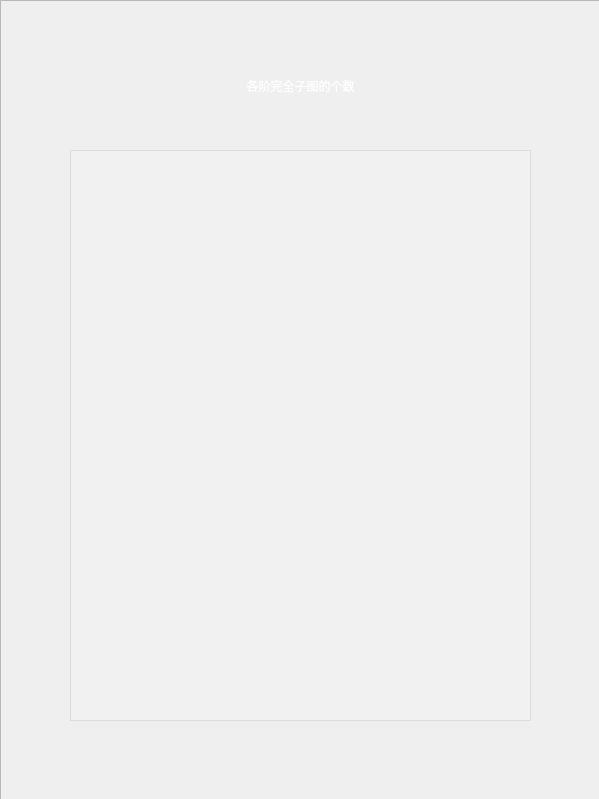
ChrisJaunes/DS_2020, file DS_2020/DS_2020_GUI/Cliques_Widget.ui: the form before one commit.
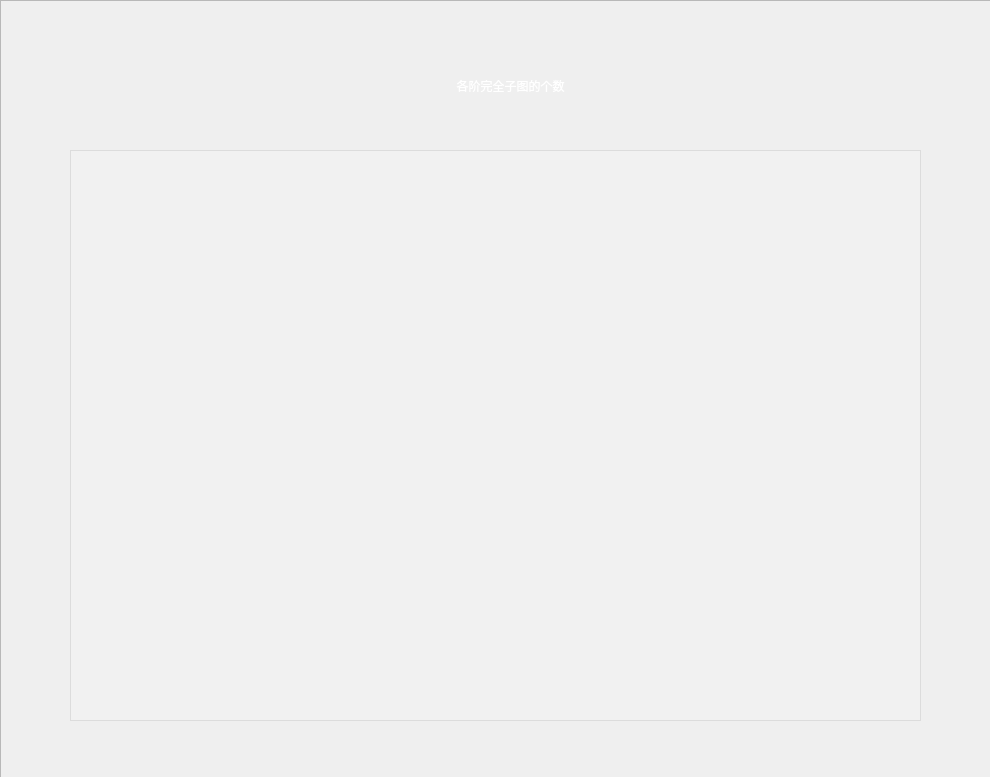
The form after the commit. Icons and pictures are not drawn.

Patch:
```diff
--- a/DS_2020/DS_2020_GUI/Cliques_Widget.ui
+++ b/DS_2020/DS_2020_GUI/Cliques_Widget.ui
@@ -6,8 +6,8 @@
    <rect>
     <x>0</x>
     <y>0</y>
-    <width>599</width>
-    <height>799</height>
+    <width>990</width>
+    <height>777</height>
    </rect>
   </property>
   <property name="windowTitle">
@@ -18,8 +18,8 @@
     <rect>
      <x>0</x>
      <y>0</y>
-     <width>601</width>
-     <height>801</height>
+     <width>991</width>
+     <height>781</height>
     </rect>
    </property>
    <property name="styleSheet">
@@ -34,7 +34,7 @@
    <widget class="QLabel" name="f5_title">
     <property name="geometry">
      <rect>
-      <x>80</x>
+      <x>290</x>
       <y>60</y>
       <width>441</width>
       <height>51</height>
@@ -60,7 +60,7 @@
      <rect>
       <x>70</x>
       <y>150</y>
-      <width>461</width>
+      <width>851</width>
       <height>571</height>
      </rect>
     </property>
```
